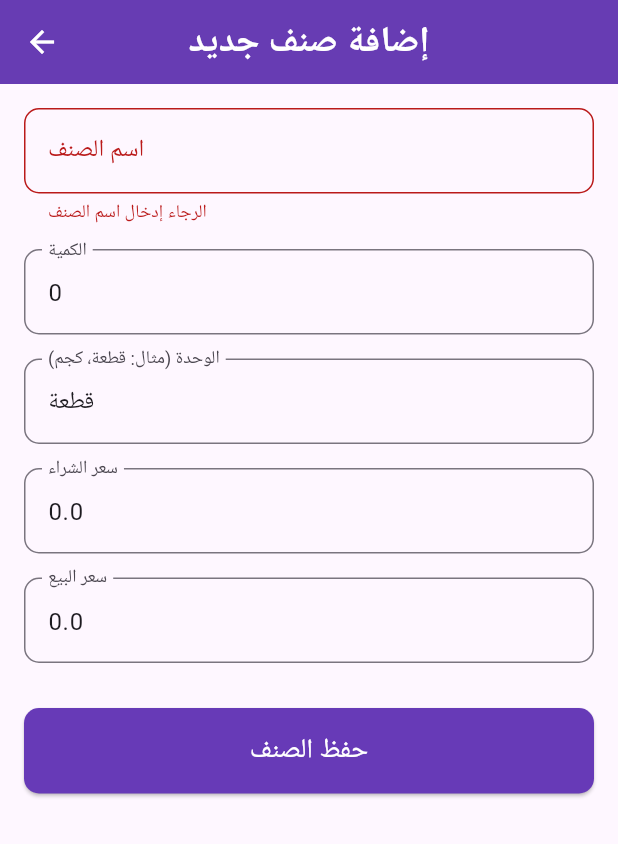
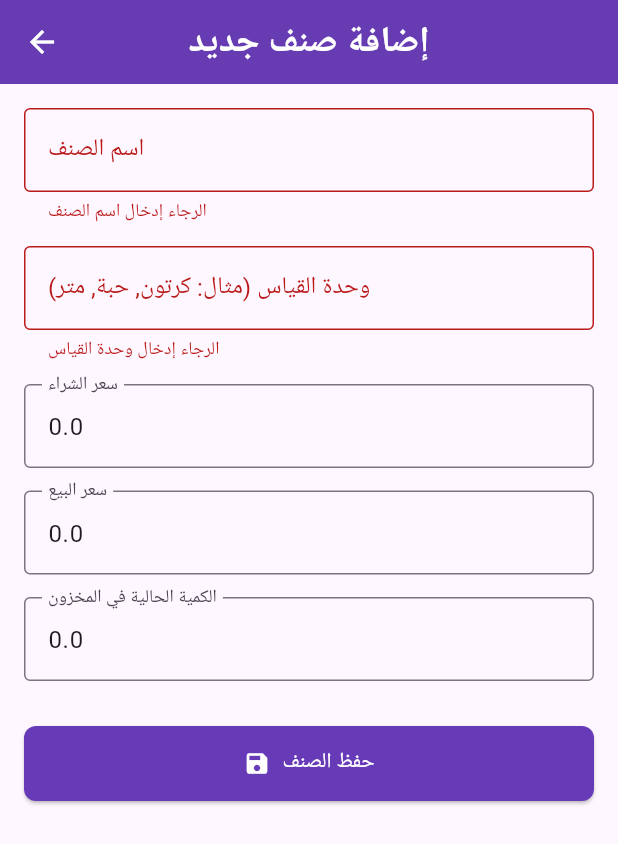
Before and after one commit to abdullah0564537441/mhasbb, a Flutter app: the AddEditItemScreen screen opened directly, after a tap on "حفظ الصنف", on a phone screen of 412 x 824 dp. Shown: the top 844 px of the screen. Run offline on Flutter 3.47's test engine with Material 3 defaults, Android fonts, the phone set to English and light mode, and no system bars; our stand-ins replace hive, hive_flutter, math_expressions, shared_preferences; accounts and stored records are empty; Roboto replaces fonts that are missing (Tajawal).

Commit message:
Update add_edit_item_screen.dart

```diff
--- a/lib/screens/add_edit_item_screen.dart
+++ b/lib/screens/add_edit_item_screen.dart
@@ -1,12 +1,12 @@
+// lib/screens/add_edit_item_screen.dart
 import 'package:flutter/material.dart';
 import 'package:hive_flutter/hive_flutter.dart';
-import 'package:uuid/uuid.dart'; // لتوليد معرفات فريدة
+import 'package:uuid/uuid.dart';
 
-// استيراد موديل الصنف (Item)
 import 'package:mhasbb/models/item.dart';
 
 class AddEditItemScreen extends StatefulWidget {
-  final Item? item; // الصنف الذي سيتم تعديله (يمكن أن يكون null للإضافة)
+  final Item? item;
 
   const AddEditItemScreen({super.key, this.item});
 
@@ -15,93 +15,61 @@ class AddEditItemScreen extends StatefulWidget {
 }
 
 class _AddEditItemScreenState extends State<AddEditItemScreen> {
-  final _formKey = GlobalKey<FormState>(); // مفتاح للتحقق من صحة النموذج
-
-  // المتحكمات (Controllers) لحقول الإدخال
-  late TextEditingController _itemNameController;
-  late TextEditingController _quantityController;
+  final _formKey = GlobalKey<FormState>();
+  late TextEditingController _nameController;
   late TextEditingController _unitController;
   late TextEditingController _purchasePriceController;
-  late TextEditingController _sellingPriceController;
-
-  late Box<Item> itemsBox; // صندوق Hive الخاص بالأصناف
-  final Uuid uuid = const Uuid(); // لتوليد معرفات فريدة
+  late TextEditingController _salePriceController;
+  late TextEditingController _currentStockController; // ⭐⭐ تم تغيير الاسم هنا ⭐⭐
 
   @override
   void initState() {
     super.initState();
-    itemsBox = Hive.box<Item>('items_box');
-
-    // تهيئة المتحكمات بناءً على ما إذا كنا نضيف صنفًا جديدًا أو نعدل صنفًا موجودًا
-    if (widget.item == null) {
-      // وضع افتراضيات لصنف جديد
-      _itemNameController = TextEditingController();
-      _quantityController = TextEditingController(text: '0'); // كمية افتراضية
-      _unitController = TextEditingController(text: 'قطعة'); // وحدة افتراضية
-      _purchasePriceController = TextEditingController(text: '0.0'); // سعر شراء افتراضي
-      _sellingPriceController = TextEditingController(text: '0.0'); // سعر بيع افتراضي
-    } else {
-      // تحميل بيانات الصنف الموجودة للتعديل
-      _itemNameController = TextEditingController(text: widget.item!.name);
-      _quantityController = TextEditingController(text: widget.item!.quantity.toString());
-      _unitController = TextEditingController(text: widget.item!.unit);
-      _purchasePriceController = TextEditingController(text: widget.item!.purchasePrice.toString());
-      _sellingPriceController = TextEditingController(text: widget.item!.sellingPrice.toString());
-    }
+    _nameController = TextEditingController(text: widget.item?.name ?? '');
+    _unitController = TextEditingController(text: widget.item?.unit ?? '');
+    _purchasePriceController = TextEditingController(text: widget.item?.purchasePrice.toString() ?? '0.0');
+    _salePriceController = TextEditingController(text: widget.item?.salePrice.toString() ?? '0.0');
+    _currentStockController = TextEditingController(text: widget.item?.currentStock.toString() ?? '0.0'); // ⭐⭐ تم التصحيح هنا ⭐⭐
   }
 
-  @override
-  void dispose() {
-    _itemNameController.dispose();
-    _quantityController.dispose();
-    _unitController.dispose();
-    _purchasePriceController.dispose();
-    _sellingPriceController.dispose();
-    super.dispose();
-  }
-
-  // دالة لحفظ الصنف
   Future<void> _saveItem() async {
     if (_formKey.currentState!.validate()) {
       _formKey.currentState!.save();
 
-      final String name = _itemNameController.text.trim();
-      final double quantity = double.tryParse(_quantityController.text) ?? 0.0;
-      final String unit = _unitController.text.trim();
-      final double purchasePrice = double.tryParse(_purchasePriceController.text) ?? 0.0;
-      final double sellingPrice = double.tryParse(_sellingPriceController.text) ?? 0.0;
+      final name = _nameController.text;
+      final unit = _unitController.text;
+      final purchasePrice = double.tryParse(_purchasePriceController.text) ?? 0.0;
+      final salePrice = double.tryParse(_salePriceController.text) ?? 0.0;
+      final currentStock = double.tryParse(_currentStockController.text) ?? 0.0; // ⭐⭐ تم التصحيح هنا ⭐⭐
 
-      if (name.isEmpty) {
-        ScaffoldMessenger.of(context).showSnackBar(
-          const SnackBar(content: Text('اسم الصنف لا يمكن أن يكون فارغًا.')),
-        );
-        return;
-      }
-
-      // إنشاء كائن Item
-      final newItem = Item(
-        id: widget.item?.id ?? uuid.v4(), // استخدم ID الموجود أو أنشئ واحدًا جديدًا
-        name: name,
-        quantity: quantity,
-        unit: unit,
-        purchasePrice: purchasePrice,
-        sellingPrice: sellingPrice,
-      );
+      final itemBox = Hive.box<Item>('items_box');
 
       if (widget.item == null) {
         // إضافة صنف جديد
-        await itemsBox.put(newItem.id, newItem); // استخدام ID الصنف كمفتاح
+        final newItem = Item(
+          id: const Uuid().v4(),
+          name: name,
+          unit: unit,
+          purchasePrice: purchasePrice,
+          salePrice: salePrice,
+          currentStock: currentStock, // ⭐⭐ تم التصحيح هنا ⭐⭐
+        );
+        await itemBox.put(newItem.id, newItem);
+      } else {
+        // تعديل صنف موجود
+        widget.item!.name = name;
+        widget.item!.unit = unit;
+        widget.item!.purchasePrice = purchasePrice;
+        widget.item!.salePrice = salePrice;
+        widget.item!.currentStock = currentStock; // ⭐⭐ تم التصحيح هنا ⭐⭐
+        await widget.item!.save();
+      }
+      if (mounted) {
+        Navigator.pop(context);
         ScaffoldMessenger.of(context).showSnackBar(
-          const SnackBar(content: Text('تم إضافة الصنف بنجاح!')),
-        );
-      } else {
-        // تحديث صنف موجود
-        await itemsBox.put(widget.item!.key, newItem); // استخدام مفتاح الصنف الأصلي للتحديث
-        ScaffoldMessenger.of(context).showSnackBar(
-          const SnackBar(content: Text('تم تحديث الصنف بنجاح!')),
+          SnackBar(content: Text('تم حفظ الصنف "${_nameController.text}" بنجاح')),
         );
       }
-      Navigator.of(context).pop(); // العودة إلى شاشة المخزون
     }
   }
 
@@ -112,19 +80,17 @@ class _AddEditItemScreenState extends State<AddEditItemScreen> {
         title: Text(widget.item == null ? 'إضافة صنف جديد' : 'تعديل صنف'),
         centerTitle: true,
       ),
-      body: Form(
-        key: _formKey,
-        child: Padding(
-          padding: const EdgeInsets.all(16.0),
+      body: Padding(
+        padding: const EdgeInsets.all(16.0),
+        child: Form(
+          key: _formKey,
           child: ListView(
             children: [
-              // حقل اسم الصنف
               TextFormField(
-                controller: _itemNameController,
-                decoration: InputDecoration(
+                controller: _nameController,
+                decoration: const InputDecoration(
                   labelText: 'اسم الصنف',
-                  border: OutlineInputBorder(borderRadius: BorderRadius.circular(10)),
-                  hintText: 'أدخل اسم الصنف',
+                  border: OutlineInputBorder(),
                 ),
                 validator: (value) {
                   if (value == null || value.isEmpty) {
@@ -133,98 +99,72 @@ class _AddEditItemScreenState extends State<AddEditItemScreen> {
                   return null;
                 },
               ),
-              const SizedBox(height: 16),
-
-              // حقل الكمية
+              const SizedBox(height: 15),
               TextFormField(
-                controller: _quantityController,
-                keyboardType: TextInputType.number,
-                decoration: InputDecoration(
-                  labelText: 'الكمية',
-                  border: OutlineInputBorder(borderRadius: BorderRadius.circular(10)),
-                  hintText: 'أدخل الكمية',
+                controller: _unitController,
+                decoration: const InputDecoration(
+                  labelText: 'وحدة القياس (مثال: كرتون, حبة, متر)',
+                  border: OutlineInputBorder(),
                 ),
                 validator: (value) {
                   if (value == null || value.isEmpty) {
-                    return 'الرجاء إدخال الكمية';
-                  }
-                  if (double.tryParse(value) == null) {
-                    return 'الرجاء إدخال رقم صحيح للكمية';
+                    return 'الرجاء إدخال وحدة القياس';
                   }
                   return null;
                 },
               ),
-              const SizedBox(height: 16),
-
-              // حقل الوحدة
+              const SizedBox(height: 15),
               TextFormField(
-                controller: _unitController,
-                decoration: InputDecoration(
-                  labelText: 'الوحدة (مثال: قطعة، كجم)',
-                  border: OutlineInputBorder(borderRadius: BorderRadius.circular(10)),
-                  hintText: 'أدخل وحدة القياس',
+                controller: _purchasePriceController,
+                decoration: const InputDecoration(
+                  labelText: 'سعر الشراء',
+                  border: OutlineInputBorder(),
                 ),
+                keyboardType: TextInputType.number,
                 validator: (value) {
-                  if (value == null || value.isEmpty) {
-                    return 'الرجاء إدخال الوحدة';
+                  if (value == null || double.tryParse(value) == null || double.parse(value) < 0) {
+                    return 'الرجاء إدخال سعر شراء صحيح';
                   }
                   return null;
                 },
               ),
-              const SizedBox(height: 16),
-
-              // حقل سعر الشراء
+              const SizedBox(height: 15),
               TextFormField(
-                controller: _purchasePriceController,
+                controller: _salePriceController,
+                decoration: const InputDecoration(
+                  labelText: 'سعر البيع',
+                  border: OutlineInputBorder(),
+                ),
                 keyboardType: TextInputType.number,
-                decoration: InputDecoration(
-                  labelText: 'سعر الشراء',
-                  border: OutlineInputBorder(borderRadius: BorderRadius.circular(10)),
-                  hintText: 'أدخل سعر الشراء',
-                ),
                 validator: (value) {
-                  if (value == null || value.isEmpty) {
-                    return 'الرجاء إدخال سعر الشراء';
-                  }
-                  if (double.tryParse(value) == null) {
-                    return 'الرجاء إدخال رقم صحيح لسعر الشراء';
+                  if (value == null || double.tryParse(value) == null || double.parse(value) < 0) {
+                    return 'الرجاء إدخال سعر بيع صحيح';
                   }
                   return null;
                 },
               ),
-              const SizedBox(height: 16),
-
-              // حقل سعر البيع
+              const SizedBox(height: 15),
               TextFormField(
-                controller: _sellingPriceController,
+                controller: _currentStockController,
+                decoration: const InputDecoration(
+                  labelText: 'الكمية الحالية في المخزون',
+                  border: OutlineInputBorder(),
+                ),
                 keyboardType: TextInputType.number,
-                decoration: InputDecoration(
-                  labelText: 'سعر البيع',
-                  border: OutlineInputBorder(borderRadius: BorderRadius.circular(10)),
-                  hintText: 'أدخل سعر البيع',
-                ),
                 validator: (value) {
-                  if (value == null || value.isEmpty) {
-                    return 'الرجاء إدخال سعر البيع';
-                  }
-                  if (double.tryParse(value) == null) {
-                    return 'الرجاء إدخال رقم صحيح لسعر البيع';
+                  if (value == null || double.tryParse(value) == null) {
+                    return 'الرجاء إدخال كمية صحيحة';
                   }
                   return null;
                 },
               ),
               const SizedBox(height: 30),
-
-              // زر حفظ الصنف
-              ElevatedButton(
+              ElevatedButton.icon(
                 onPressed: _saveItem,
+                icon: const Icon(Icons.save),
+                label: const Text('حفظ الصنف'),
                 style: ElevatedButton.styleFrom(
-                  padding: const EdgeInsets.symmetric(vertical: 15),
-                  shape: RoundedRectangleBorder(borderRadius: BorderRadius.circular(10)),
-                ),
-                child: Text(
-                  widget.item == null ? 'حفظ الصنف' : 'تحديث الصنف',
-                  style: const TextStyle(fontSize: 18),
+                  minimumSize: const Size.fromHeight(50),
                 ),
               ),
             ],
@@ -233,4 +173,14 @@ class _AddEditItemScreenState extends State<AddEditItemScreen> {
       ),
     );
   }
+
+  @override
+  void dispose() {
+    _nameController.dispose();
+    _unitController.dispose();
+    _purchasePriceController.dispose();
+    _salePriceController.dispose();
+    _currentStockController.dispose();
+    super.dispose();
+  }
 }
```
